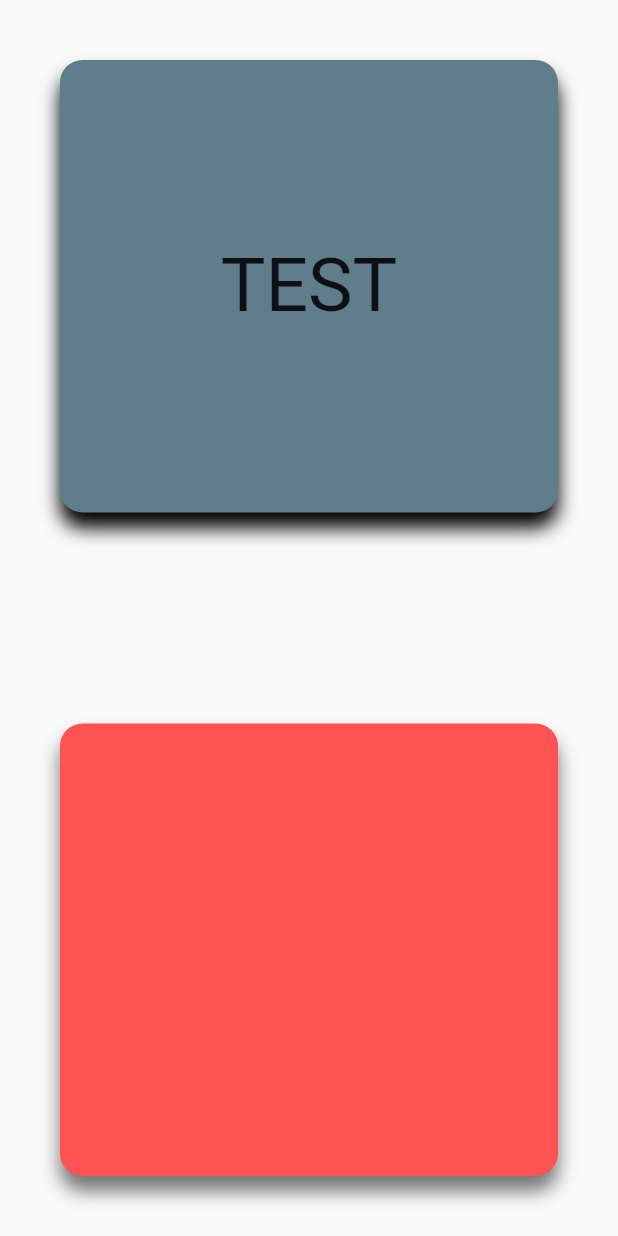
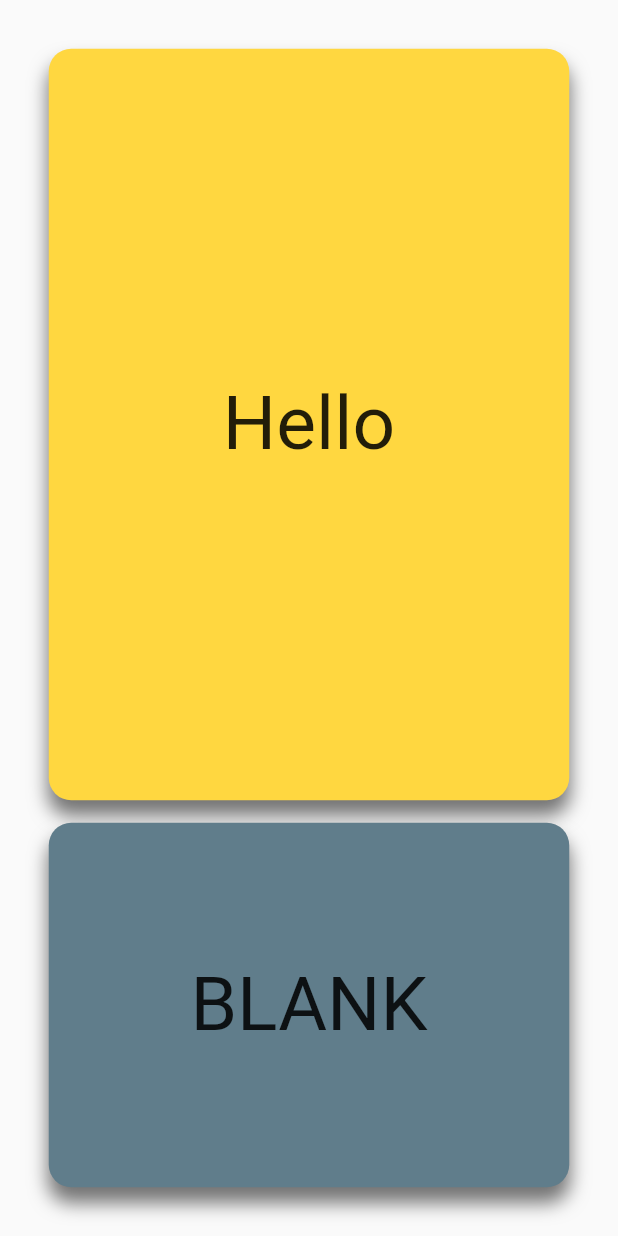
Before and after one commit to mmorgan55/religion-app, a Flutter app: the screen it shows after launch, on a phone screen of 412 x 824 dp. Run offline on Flutter 3.47's test engine with Material 2 defaults, Android fonts, the phone set to English and light mode, and no system bars; Roboto replaces fonts that are missing (Georgia).

Commit message:
Moved code for each button into its own class

```diff
--- a/lib/main.dart
+++ b/lib/main.dart
@@ -25,45 +25,34 @@ class AppState extends State<App> {
       padding: EdgeInsets.all(25),
       child: Column(
         children: <Widget>[
-          Flexible(
-            flex: 3,
+          HomePageButton(
+            2,
+            color: Colors.amberAccent,
+            str: "Hello",
+          ),
+          HomePageButton(1)
+        ],
+      ),
+    );
+  }
+}
+
+class HomePageButton extends StatelessWidget {
+  final int flexNum;
+  final Color color;
+  final String str;
+  HomePageButton(this.flexNum, {this.color: Colors.blueGrey, this.str: "BLANK"})
+      : assert(flexNum != null);
+
+  @override
+  Widget build(BuildContext context) {
+    return Flexible(
+      flex: flexNum,
       fit: FlexFit.tight,
       child: Container(
-              margin: EdgeInsets.all(15),
+        margin: EdgeInsets.all(7.5),
         decoration: BoxDecoration(
-                color: Colors.blueGrey,
-                borderRadius: BorderRadius.circular(15),
-                boxShadow: [
-                  BoxShadow(
-                    color: Colors.black,
-                    blurRadius: 10.0,
-                    offset: Offset(0, 10),
-                  ),
-                ],
-              ),
-              child: Center(
-                child: Text(
-                  "TEST",
-                  style: TextStyle(
-                    fontFamily: "Georgia",
-                    fontSize: 50,
-                  ),
-                ),
-              ),
-            ),
-          ),
-          Flexible(
-            flex: 1,
-            fit: FlexFit.tight,
-            child: Container(),
-          ),
-          Flexible(
-            flex: 3,
-            fit: FlexFit.tight,
-            child: Container(
-              margin: EdgeInsets.all(15),
-              decoration: BoxDecoration(
-                color: Colors.redAccent,
+          color: color,
           borderRadius: BorderRadius.circular(15),
           boxShadow: [
             BoxShadow(
@@ -73,9 +62,15 @@ class AppState extends State<App> {
             ),
           ],
         ),
+        child: Center(
+          child: Text(
+            str,
+            style: TextStyle(
+              fontFamily: "Georgia",
+              fontSize: 50,
             ),
-          )
-        ],
+          ),
+        ),
       ),
     );
   }
```
Lines whose indentation alone changed are shown as unchanged.
